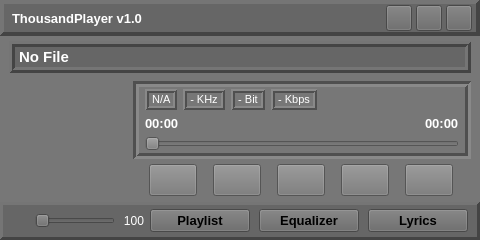
Above: source/ui/mainwindow/tp_mainwindow.ui from ZXfkSIE/ThousandPlayer before the change. Below: the same form after it.
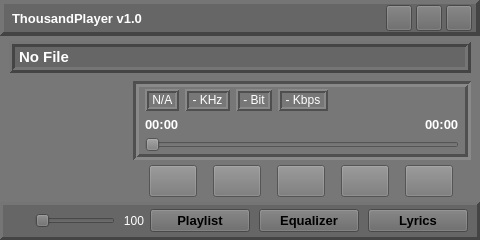
That is the form after the change. Custom widgets are drawn as their Qt base class.

Diff of the .ui file:
```diff
--- a/source/ui/mainwindow/tp_mainwindow.ui
+++ b/source/ui/mainwindow/tp_mainwindow.ui
@@ -422,7 +422,7 @@
                  </property>
                  <property name="font">
                   <font>
-                   <pointsize>8</pointsize>
+                   <pointsize>9</pointsize>
                   </font>
                  </property>
                  <property name="mouseTracking">
@@ -458,7 +458,7 @@
                  </property>
                  <property name="font">
                   <font>
-                   <pointsize>8</pointsize>
+                   <pointsize>9</pointsize>
                   </font>
                  </property>
                  <property name="mouseTracking">
@@ -494,7 +494,7 @@
                  </property>
                  <property name="font">
                   <font>
-                   <pointsize>8</pointsize>
+                   <pointsize>9</pointsize>
                   </font>
                  </property>
                  <property name="mouseTracking">
@@ -530,7 +530,7 @@
                  </property>
                  <property name="font">
                   <font>
-                   <pointsize>8</pointsize>
+                   <pointsize>9</pointsize>
                   </font>
                  </property>
                  <property name="mouseTracking">
```
Left out of the diff: 3 changed lines with no effect on the pictures.
